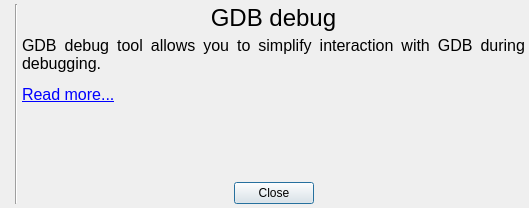
Qt form tools/qt/usb_boot_maker/src/main/aboutdialog.ui (Gris87/ngos) before a commit.
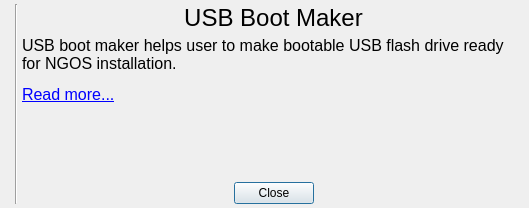
The same form after that commit. Icons and pictures are not drawn.

What changed in the file:
```diff
--- a/tools/qt/usb_boot_maker/src/main/aboutdialog.ui
+++ b/tools/qt/usb_boot_maker/src/main/aboutdialog.ui
@@ -60,7 +60,7 @@
         </font>
        </property>
        <property name="text">
-        <string>GDB debug</string>
+        <string>USB Boot Maker</string>
        </property>
        <property name="alignment">
         <set>Qt::AlignCenter</set>
@@ -81,7 +81,7 @@
         </font>
        </property>
        <property name="text">
-        <string>&lt;html&gt;&lt;head/&gt;&lt;body&gt;&lt;p align=&quot;justify&quot;&gt;GDB debug tool allows you to simplify interaction with GDB during debugging.&lt;/p&gt;&lt;p align=&quot;justify&quot;&gt;&lt;a href=&quot;https://github.com/Gris87/ngos/blob/master/docs/0.%20Intro/7.%20Tools/8.%20GDB%20debug/README.md&quot;&gt;&lt;span style=&quot; text-decoration: underline; color:#0000ff;&quot;&gt;Read more...&lt;/span&gt;&lt;/a&gt;&lt;/p&gt;&lt;/body&gt;&lt;/html&gt;</string>
+        <string>&lt;html&gt;&lt;head/&gt;&lt;body&gt;&lt;p&gt;USB boot maker helps user to make bootable USB flash drive ready for NGOS installation.&lt;/p&gt;&lt;p align=&quot;justify&quot;&gt;&lt;a href=&quot;https://github.com/Gris87/ngos/blob/master/docs/0.%20Intro/7.%20Tools/9.%20USB%20boot%20maker/README.md&quot;&gt;&lt;span style=&quot; text-decoration: underline; color:#0000ff;&quot;&gt;Read more...&lt;/span&gt;&lt;/a&gt;&lt;/p&gt;&lt;/body&gt;&lt;/html&gt;</string>
        </property>
        <property name="wordWrap">
         <bool>true</bool>
```
